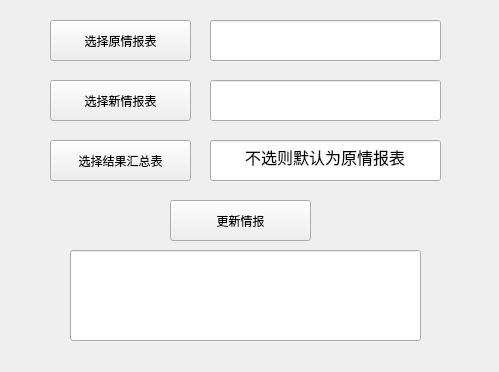
This is UI/Fun2.ui in CyberSpaceBlade/Intelligence_search as Qt 5 draws it before an edit. The edited form follows.
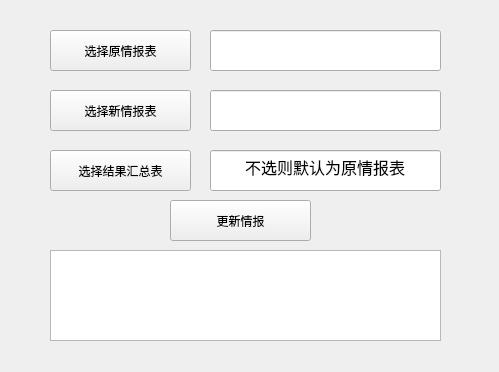
This is the edited form.

Patch:
```diff
--- a/UI/Fun2.ui
+++ b/UI/Fun2.ui
@@ -13,11 +13,14 @@
   <property name="windowTitle">
    <string/>
   </property>
+  <property name="layoutDirection">
+   <enum>Qt::LayoutDirection::LeftToRight</enum>
+  </property>
   <widget class="QLineEdit" name="lineEdit">
    <property name="geometry">
     <rect>
      <x>210</x>
-     <y>20</y>
+     <y>30</y>
      <width>231</width>
      <height>41</height>
     </rect>
@@ -35,7 +38,7 @@
    <property name="geometry">
     <rect>
      <x>50</x>
-     <y>20</y>
+     <y>30</y>
      <width>141</width>
      <height>41</height>
     </rect>
@@ -44,32 +47,11 @@
     <string>选择原情报表</string>
    </property>
   </widget>
-  <widget class="QLineEdit" name="lineEdit_2">
-   <property name="geometry">
-    <rect>
-     <x>70</x>
-     <y>250</y>
-     <width>351</width>
-     <height>91</height>
-    </rect>
-   </property>
-   <property name="font">
-    <font>
-     <pointsize>16</pointsize>
-    </font>
-   </property>
-   <property name="text">
-    <string/>
-   </property>
-   <property name="alignment">
-    <set>Qt::AlignmentFlag::AlignCenter</set>
-   </property>
-  </widget>
   <widget class="QLineEdit" name="lineEdit_3">
    <property name="geometry">
     <rect>
      <x>210</x>
-     <y>80</y>
+     <y>90</y>
      <width>231</width>
      <height>41</height>
     </rect>
@@ -87,7 +69,7 @@
    <property name="geometry">
     <rect>
      <x>50</x>
-     <y>80</y>
+     <y>90</y>
      <width>141</width>
      <height>41</height>
     </rect>
@@ -113,7 +95,7 @@
    <property name="geometry">
     <rect>
      <x>50</x>
-     <y>140</y>
+     <y>150</y>
      <width>141</width>
      <height>41</height>
     </rect>
@@ -126,7 +108,7 @@
    <property name="geometry">
     <rect>
      <x>210</x>
-     <y>140</y>
+     <y>150</y>
      <width>231</width>
      <height>41</height>
     </rect>
@@ -143,6 +125,24 @@
     <set>Qt::AlignmentFlag::AlignCenter</set>
    </property>
   </widget>
+  <widget class="QTextEdit" name="textEdit">
+   <property name="geometry">
+    <rect>
+     <x>50</x>
+     <y>250</y>
+     <width>391</width>
+     <height>91</height>
+    </rect>
+   </property>
+   <property name="font">
+    <font>
+     <pointsize>14</pointsize>
+    </font>
+   </property>
+   <property name="layoutDirection">
+    <enum>Qt::LayoutDirection::LeftToRight</enum>
+   </property>
+  </widget>
  </widget>
  <resources/>
  <connections/>
```
